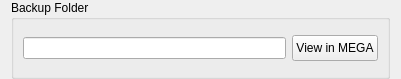
meganz/MEGAsync, file src/MEGASync/gui/ui/OpenBackupsFolder.ui: the form before one commit.
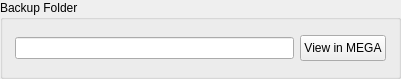
The form after the commit.

Commit message: SNC-4972 : Fix group box margins.

```diff
--- a/src/MEGASync/gui/ui/OpenBackupsFolder.ui
+++ b/src/MEGASync/gui/ui/OpenBackupsFolder.ui
@@ -17,9 +17,15 @@
    <property name="spacing">
     <number>0</number>
    </property>
+   <property name="leftMargin">
+    <number>0</number>
+   </property>
    <property name="topMargin">
     <number>0</number>
    </property>
+   <property name="rightMargin">
+    <number>0</number>
+   </property>
    <property name="bottomMargin">
     <number>0</number>
    </property>
@@ -44,6 +50,18 @@
       <string notr="true">mega</string>
      </property>
      <layout class="QHBoxLayout" name="horizontalLayout">
+      <property name="leftMargin">
+       <number>12</number>
+      </property>
+      <property name="topMargin">
+       <number>12</number>
+      </property>
+      <property name="rightMargin">
+       <number>12</number>
+      </property>
+      <property name="bottomMargin">
+       <number>12</number>
+      </property>
       <item>
        <widget class="QLineEdit" name="lBackupFolder">
         <property name="minimumSize">
```
The commit also changes 4 other files.
